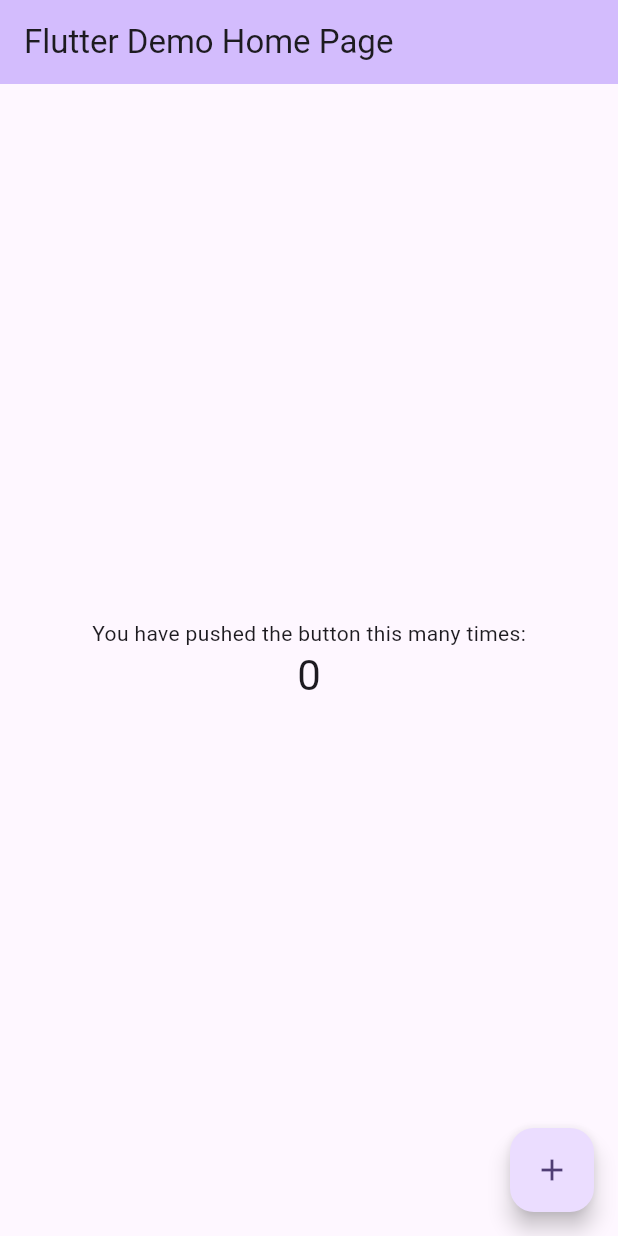
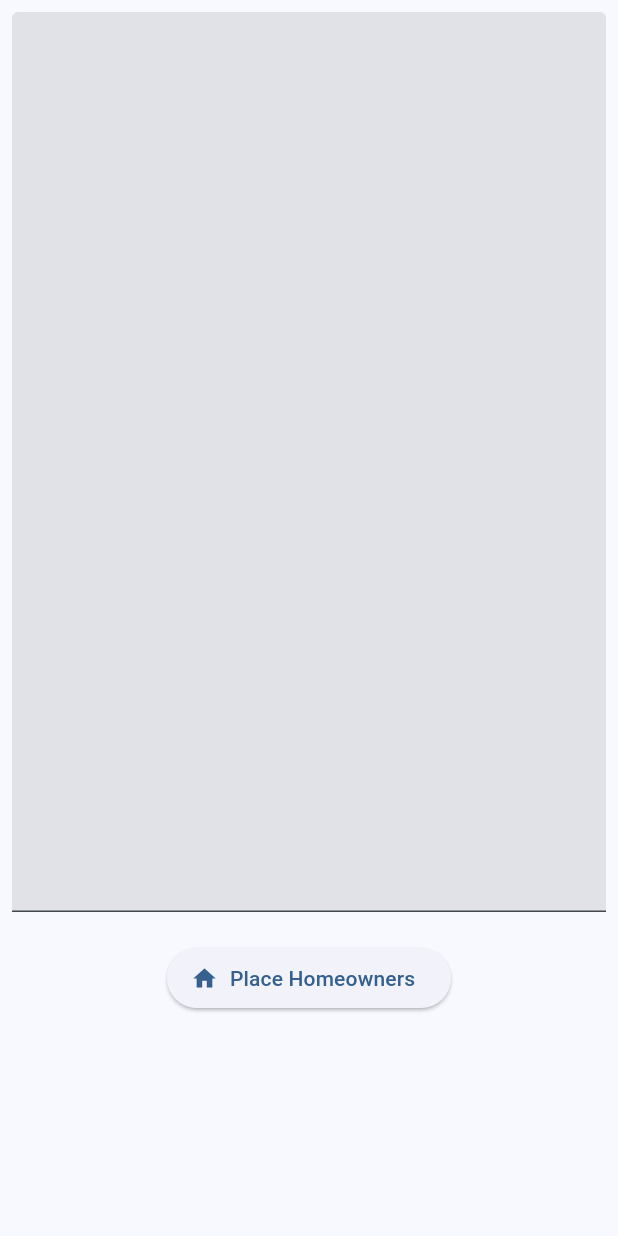
Before and after one commit to gcwill70/coding_challenge_homeowners, a Flutter app: the screen it shows after launch, on a phone screen of 412 x 824 dp. Run offline on Flutter 3.47's test engine with Material 2 defaults, Android fonts, the light colour scheme and no system bars; our stand-ins replace bloc, equatable, flutter_bloc.

Commit message:
add basic placement input and output UI

```diff
--- a/lib/main.dart
+++ b/lib/main.dart
@@ -1,4 +1,8 @@
 import 'package:flutter/material.dart';
+import 'package:flutter_bloc/flutter_bloc.dart';
+import 'package:pearl/placement/bloc/placement_bloc.dart';
+
+import 'placement/placement.dart';
 
 void main() {
   runApp(const MyApp());
@@ -7,119 +11,25 @@ void main() {
 class MyApp extends StatelessWidget {
   const MyApp({super.key});
 
-  // This widget is the root of your application.
   @override
   Widget build(BuildContext context) {
     return MaterialApp(
-      title: 'Flutter Demo',
+      title: 'Pearl Exercise',
       theme: ThemeData(
-        // This is the theme of your application.
-        //
-        // TRY THIS: Try running your application with "flutter run". You'll see
-        // the application has a blue toolbar. Then, without quitting the app,
-        // try changing the seedColor in the colorScheme below to Colors.green
-        // and then invoke "hot reload" (save your changes or press the "hot
-        // reload" button in a Flutter-supported IDE, or press "r" if you used
-        // the command line to start the app).
-        //
-        // Notice that the counter didn't reset back to zero; the application
-        // state is not lost during the reload. To reset the state, use hot
-        // restart instead.
-        //
-        // This works for code too, not just values: Most code changes can be
-        // tested with just a hot reload.
-        colorScheme: ColorScheme.fromSeed(seedColor: Colors.deepPurple),
+        colorScheme: ColorScheme.fromSeed(seedColor: const Color(0xff00497D)),
         useMaterial3: true,
       ),
-      home: const MyHomePage(title: 'Flutter Demo Home Page'),
+      home: Scaffold(
+        body: Center(
+          child: Padding(
+            padding: const EdgeInsets.all(8.0),
+            child: BlocProvider(
+              create: (context) => PlacementBloc(),
+              child: const PlacementForm(),
+            ),
+          ),
+        ),
+      ),
     );
   }
 }
-
-class MyHomePage extends StatefulWidget {
-  const MyHomePage({super.key, required this.title});
-
-  // This widget is the home page of your application. It is stateful, meaning
-  // that it has a State object (defined below) that contains fields that affect
-  // how it looks.
-
-  // This class is the configuration for the state. It holds the values (in this
-  // case the title) provided by the parent (in this case the App widget) and
-  // used by the build method of the State. Fields in a Widget subclass are
-  // always marked "final".
-
-  final String title;
-
-  @override
-  State<MyHomePage> createState() => _MyHomePageState();
-}
-
-class _MyHomePageState extends State<MyHomePage> {
-  int _counter = 0;
-
-  void _incrementCounter() {
-    setState(() {
-      // This call to setState tells the Flutter framework that something has
-      // changed in this State, which causes it to rerun the build method below
-      // so that the display can reflect the updated values. If we changed
-      // _counter without calling setState(), then the build method would not be
-      // called again, and so nothing would appear to happen.
-      _counter++;
-    });
-  }
-
-  @override
-  Widget build(BuildContext context) {
-    // This method is rerun every time setState is called, for instance as done
-    // by the _incrementCounter method above.
-    //
-    // The Flutter framework has been optimized to make rerunning build methods
-    // fast, so that you can just rebuild anything that needs updating rather
-    // than having to individually change instances of widgets.
-    return Scaffold(
-      appBar: AppBar(
-        // TRY THIS: Try changing the color here to a specific color (to
-        // Colors.amber, perhaps?) and trigger a hot reload to see the AppBar
-        // change color while the other colors stay the same.
-        backgroundColor: Theme.of(context).colorScheme.inversePrimary,
-        // Here we take the value from the MyHomePage object that was created by
-        // the App.build method, and use it to set our appbar title.
-        title: Text(widget.title),
-      ),
-      body: Center(
-        // Center is a layout widget. It takes a single child and positions it
-        // in the middle of the parent.
-        child: Column(
-          // Column is also a layout widget. It takes a list of children and
-          // arranges them vertically. By default, it sizes itself to fit its
-          // children horizontally, and tries to be as tall as its parent.
-          //
-          // Column has various properties to control how it sizes itself and
-          // how it positions its children. Here we use mainAxisAlignment to
-          // center the children vertically; the main axis here is the vertical
-          // axis because Columns are vertical (the cross axis would be
-          // horizontal).
-          //
-          // TRY THIS: Invoke "debug painting" (choose the "Toggle Debug Paint"
-          // action in the IDE, or press "p" in the console), to see the
-          // wireframe for each widget.
-          mainAxisAlignment: MainAxisAlignment.center,
-          children: <Widget>[
-            const Text(
-              'You have pushed the button this many times:',
-            ),
-            Text(
-              '$_counter',
-              style: Theme.of(context).textTheme.headlineMedium,
-            ),
-          ],
-        ),
-      ),
-      floatingActionButton: FloatingActionButton(
-        onPressed: _incrementCounter,
-        tooltip: 'Increment',
-        child: const Icon(Icons.add),
-      ), // This trailing comma makes auto-formatting nicer for build methods.
-    );
-  }
-}
--- a/lib/placement/bloc/placement_bloc.dart
+++ b/lib/placement/bloc/placement_bloc.dart
@@ -13,7 +13,7 @@ class PlacementBloc extends Bloc<PlacementEvent, PlacementState> {
         final results = await _loadInput(event.input);
         emit(PlacementLoadedInput(results));
       } catch (e) {
-        emit(PlacementLoadInputError());
+        emit(PlacementError());
       }
     });
   }
--- a/lib/placement/placement.dart
+++ b/lib/placement/placement.dart
@@ -1,4 +1,4 @@
 export 'model/homeowner_model.dart';
 export 'model/neighborhood_model.dart';
 export 'model/vector_model.dart';
-export 'ui/placement_view.dart';
+export 'ui/placement_form.dart';
--- /dev/null
+++ b/lib/placement/ui/placement_form.dart
@@ -0,0 +1,51 @@
+import 'dart:math';
+
+import 'package:flutter/material.dart';
+import 'package:flutter_bloc/flutter_bloc.dart';
+import 'package:pearl/placement/bloc/placement_bloc.dart';
+import 'package:pearl/placement/ui/placement_output_page.dart';
+
+class PlacementForm extends StatefulWidget {
+  const PlacementForm({super.key});
+
+  @override
+  State<PlacementForm> createState() => _PlacementFormState();
+}
+
+class _PlacementFormState extends State<PlacementForm> {
+  final TextEditingController _controller = TextEditingController();
+
+  @override
+  Widget build(BuildContext context) {
+    return Column(
+      crossAxisAlignment: CrossAxisAlignment.center,
+      mainAxisAlignment: MainAxisAlignment.start,
+      children: [
+        SizedBox(
+          width: min(500, MediaQuery.of(context).size.width),
+          height: min(600, MediaQuery.of(context).size.height),
+          child: TextField(
+            maxLines: null,
+            expands: true,
+            decoration: const InputDecoration(
+              filled: true,
+            ),
+            keyboardType: TextInputType.multiline,
+            textInputAction: TextInputAction.newline,
+            controller: _controller,
+          ),
+        ),
+        const SizedBox(height: 20),
+        ElevatedButton.icon(
+          icon: const Icon(Icons.home),
+          label: const Text('Place Homeowners'),
+          onPressed: () {
+            final bloc = BlocProvider.of<PlacementBloc>(context);
+            bloc.add(PlacementLoadInput(_controller.text));
+            Navigator.push(context, PlacementOutputPage.route(bloc));
+          },
+        ),
+      ],
+    );
+  }
+}
```
Also changed, not shown: lib/placement/bloc/placement_state.dart (+12 -1 lines), lib/placement/ui/placement_output_page.dart (added, +45 -0 lines), lib/placement/ui/placement_view.dart (deleted, +0 -12 lines).
